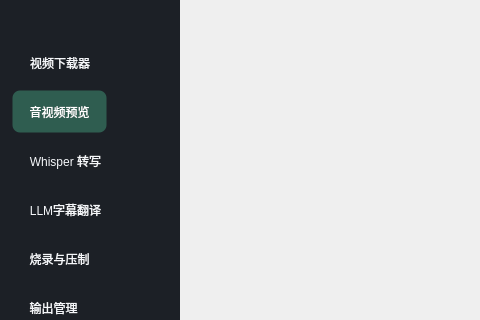
This is mainwindow.ui in Harland-Liwalit/qSrtTool as Qt 5 draws it before an edit; both pictures show x 0 to 480 and y 168 to 488 of the 1100 by 720 pixel window. The edited form follows.
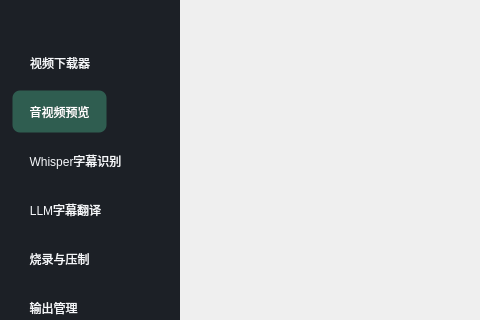
This is the edited form.

What changed in the file:
```diff
--- a/mainwindow.ui
+++ b/mainwindow.ui
@@ -121,7 +121,7 @@
        <item>
         <widget class="QToolButton" name="navWhisperButton">
          <property name="text">
-          <string>Whisper 转写</string>
+          <string>Whisper字幕识别</string>
          </property>
          <property name="checkable">
           <bool>true</bool>
```
Left out of the diff: 6 changed lines with no effect on the pictures. Lines whose indentation alone changed are shown as unchanged.
